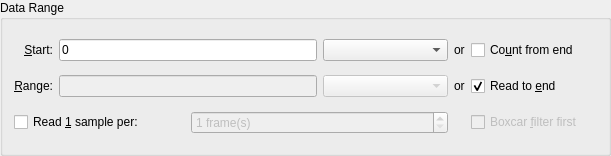
Before: the Qt Designer form src/widgets/datarange.ui in Kst-plot/kst, drawn with Qt 5.
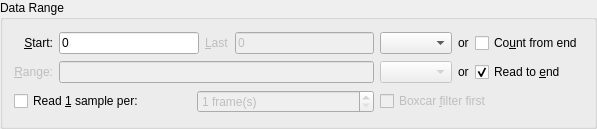
After: the same form once the commit is applied.

Commit message:
Add a 'last index' field to the range selector.
The samples read can now be specified by entering any two of
Start, Last, and range.  The third one is calculated automatically.
Only works if the range units are the same as the start/end units.

Patch:
```diff
--- a/src/widgets/datarange.ui
+++ b/src/widgets/datarange.ui
@@ -6,8 +6,8 @@
    <rect>
     <x>0</x>
     <y>0</y>
-    <width>611</width>
-    <height>156</height>
+    <width>597</width>
+    <height>129</height>
    </rect>
   </property>
   <property name="sizePolicy">
@@ -28,46 +28,8 @@
      <property name="title">
       <string>Data Range</string>
      </property>
-     <layout class="QGridLayout" name="_2">
-      <item row="2" column="5">
-       <widget class="QCheckBox" name="_doFilter">
-        <property name="enabled">
-         <bool>false</bool>
-        </property>
-        <property name="sizePolicy">
-         <sizepolicy hsizetype="Minimum" vsizetype="Fixed">
-          <horstretch>0</horstretch>
-          <verstretch>0</verstretch>
-         </sizepolicy>
-        </property>
-        <property name="whatsThis">
-         <string>Select this to average the skipped frames together.  Provides simple low pass filtering.</string>
-        </property>
-        <property name="text">
-         <string>Boxcar &amp;filter first</string>
-        </property>
-       </widget>
-      </item>
-      <item row="2" column="0" colspan="2">
-       <widget class="QCheckBox" name="_doSkip">
-        <property name="sizePolicy">
-         <sizepolicy hsizetype="Minimum" vsizetype="Fixed">
-          <horstretch>0</horstretch>
-          <verstretch>0</verstretch>
-         </sizepolicy>
-        </property>
-        <property name="toolTip">
-         <string>Save memory by sparsely sampling the data</string>
-        </property>
-        <property name="whatsThis">
-         <string>Select this to skip frames, rather than reading all of the data.  This is useful for reading very long but slowly changing data files.</string>
-        </property>
-        <property name="text">
-         <string>Read &amp;1 sample per:</string>
-        </property>
-       </widget>
-      </item>
-      <item row="1" column="5">
+     <layout class="QGridLayout" name="gridLayoutDR">
+      <item row="2" column="6">
        <widget class="QCheckBox" name="_readToEnd">
         <property name="sizePolicy">
          <sizepolicy hsizetype="Minimum" vsizetype="Fixed">
@@ -86,39 +48,7 @@
         </property>
        </widget>
       </item>
-      <item row="0" column="4">
-       <widget class="QLabel" name="label_3">
-        <property name="sizePolicy">
-         <sizepolicy hsizetype="Fixed" vsizetype="Preferred">
-          <horstretch>0</horstretch>
-          <verstretch>0</verstretch>
-         </sizepolicy>
-        </property>
-        <property name="text">
-         <string>or</string>
-        </property>
-        <property name="wordWrap">
-         <bool>false</bool>
-        </property>
-       </widget>
-      </item>
-      <item row="1" column="4">
-       <widget class="QLabel" name="label_2">
-        <property name="sizePolicy">
-         <sizepolicy hsizetype="Fixed" vsizetype="Preferred">
-          <horstretch>0</horstretch>
-          <verstretch>0</verstretch>
-         </sizepolicy>
-        </property>
-        <property name="text">
-         <string>or</string>
-        </property>
-        <property name="wordWrap">
-         <bool>false</bool>
-        </property>
-       </widget>
-      </item>
-      <item row="0" column="5">
+      <item row="0" column="6">
        <widget class="QCheckBox" name="_countFromEnd">
         <property name="whatsThis">
          <string>Select this to read data from the end of the file.  This is useful for scrolling displays when the file is being appended by another application.</string>
@@ -128,74 +58,11 @@
         </property>
        </widget>
       </item>
-      <item row="2" column="2" colspan="2">
-       <widget class="QSpinBox" name="_skip">
+      <item row="0" column="3">
+       <widget class="QLineEdit" name="_last">
         <property name="enabled">
          <bool>false</bool>
         </property>
-        <property name="whatsThis">
-         <string>Number of frames to skip, if &quot;Read 1 sample per&quot; is selected.</string>
-        </property>
-        <property name="suffix">
-         <string> frame(s)</string>
-        </property>
-        <property name="minimum">
-         <number>1</number>
-        </property>
-        <property name="maximum">
-         <number>2147483647</number>
-        </property>
-       </widget>
-      </item>
-      <item row="0" column="0">
-       <widget class="QLabel" name="label_4">
-        <property name="sizePolicy">
-         <sizepolicy hsizetype="Minimum" vsizetype="Preferred">
-          <horstretch>0</horstretch>
-          <verstretch>0</verstretch>
-         </sizepolicy>
-        </property>
-        <property name="text">
-         <string>&amp;Start:</string>
-        </property>
-        <property name="alignment">
-         <set>Qt::AlignRight|Qt::AlignTrailing|Qt::AlignVCenter</set>
-        </property>
-        <property name="wordWrap">
-         <bool>false</bool>
-        </property>
-        <property name="buddy">
-         <cstring>_start</cstring>
-        </property>
-       </widget>
-      </item>
-      <item row="1" column="0">
-       <widget class="QLabel" name="label">
-        <property name="sizePolicy">
-         <sizepolicy hsizetype="Fixed" vsizetype="Preferred">
-          <horstretch>0</horstretch>
-          <verstretch>0</verstretch>
-         </sizepolicy>
-        </property>
-        <property name="whatsThis">
-         <string>Select this to average the skipped frames together.  Provides simple low pass filtering.</string>
-        </property>
-        <property name="text">
-         <string>&amp;Range:</string>
-        </property>
-        <property name="alignment">
-         <set>Qt::AlignRight|Qt::AlignTrailing|Qt::AlignVCenter</set>
-        </property>
-        <property name="wordWrap">
-         <bool>false</bool>
-        </property>
-        <property name="buddy">
-         <cstring>_range</cstring>
-        </property>
-       </widget>
-      </item>
-      <item row="0" column="1" colspan="2">
-       <widget class="QLineEdit" name="_start">
         <property name="toolTip">
          <string>Input a number (starting from 0 for the first value), or the format [[[[YYYY:]MM:]DD:]HH:]MM[.SS] for dates.</string>
         </property>
@@ -207,7 +74,55 @@
         </property>
        </widget>
       </item>
-      <item row="1" column="1" colspan="2">
+      <item row="0" column="5">
+       <widget class="QLabel" name="label_3">
+        <property name="sizePolicy">
+         <sizepolicy hsizetype="Fixed" vsizetype="Preferred">
+          <horstretch>0</horstretch>
+          <verstretch>0</verstretch>
+         </sizepolicy>
+        </property>
+        <property name="text">
+         <string>or</string>
+        </property>
+        <property name="wordWrap">
+         <bool>false</bool>
+        </property>
+       </widget>
+      </item>
+      <item row="3" column="4" colspan="3">
+       <widget class="QCheckBox" name="_doFilter">
+        <property name="enabled">
+         <bool>false</bool>
+        </property>
+        <property name="sizePolicy">
+         <sizepolicy hsizetype="Minimum" vsizetype="Fixed">
+          <horstretch>0</horstretch>
+          <verstretch>0</verstretch>
+         </sizepolicy>
+        </property>
+        <property name="whatsThis">
+         <string>Select this to average the skipped frames together.  Provides simple low pass filtering.</string>
+        </property>
+        <property name="text">
+         <string>Boxcar &amp;filter first</string>
+        </property>
+       </widget>
+      </item>
+      <item row="0" column="2">
+       <widget class="QLabel" name="_lastLabel">
+        <property name="enabled">
+         <bool>false</bool>
+        </property>
+        <property name="text">
+         <string>&amp;Last</string>
+        </property>
+        <property name="buddy">
+         <cstring>_last</cstring>
+        </property>
+       </widget>
+      </item>
+      <item row="2" column="1" colspan="3">
        <widget class="QLineEdit" name="_range">
         <property name="enabled">
          <bool>false</bool>
@@ -220,14 +135,100 @@
         </property>
        </widget>
       </item>
-      <item row="0" column="3">
+      <item row="0" column="4">
        <widget class="QComboBox" name="_startUnits">
         <property name="si" stdset="0">
          <string notr="true">start units</string>
         </property>
        </widget>
       </item>
-      <item row="1" column="3">
+      <item row="3" column="0" colspan="4">
+       <layout class="QHBoxLayout" name="horizontalLayout">
+        <item>
+         <widget class="QCheckBox" name="_doSkip">
+          <property name="sizePolicy">
+           <sizepolicy hsizetype="Minimum" vsizetype="Fixed">
+            <horstretch>0</horstretch>
+            <verstretch>0</verstretch>
+           </sizepolicy>
+          </property>
+          <property name="toolTip">
+           <string>Save memory by sparsely sampling the data</string>
+          </property>
+          <property name="whatsThis">
+           <string>Select this to skip frames, rather than reading all of the data.  This is useful for reading very long but slowly changing data files.</string>
+          </property>
+          <property name="text">
+           <string>Read &amp;1 sample per:</string>
+          </property>
+         </widget>
+        </item>
+        <item>
+         <widget class="QSpinBox" name="_skip">
+          <property name="enabled">
+           <bool>false</bool>
+          </property>
+          <property name="whatsThis">
+           <string>Number of frames to skip, if &quot;Read 1 sample per&quot; is selected.</string>
+          </property>
+          <property name="suffix">
+           <string> frame(s)</string>
+          </property>
+          <property name="minimum">
+           <number>1</number>
+          </property>
+          <property name="maximum">
+           <number>2147483647</number>
+          </property>
+         </widget>
+        </item>
+       </layout>
+      </item>
+      <item row="2" column="5">
+       <widget class="QLabel" name="label_2">
+        <property name="sizePolicy">
+         <sizepolicy hsizetype="Fixed" vsizetype="Preferred">
+          <horstretch>0</horstretch>
+          <verstretch>0</verstretch>
+         </sizepolicy>
+        </property>
+        <property name="text">
+         <string>or</string>
+        </property>
+        <property name="wordWrap">
+         <bool>false</bool>
+        </property>
+       </widget>
+      </item>
+      <item row="2" column="0">
+       <widget class="QLabel" name="_rangeLabel">
+        <property name="enabled">
+         <bool>false</bool>
+        </property>
+        <property name="sizePolicy">
+         <sizepolicy hsizetype="Fixed" vsizetype="Preferred">
+          <horstretch>0</horstretch>
+          <verstretch>0</verstretch>
+         </sizepolicy>
+        </property>
+        <property name="whatsThis">
+         <string>Select this to average the skipped frames together.  Provides simple low pass filtering.</string>
+        </property>
+        <property name="text">
+         <string>&amp;Range:</string>
+        </property>
+        <property name="alignment">
+         <set>Qt::AlignRight|Qt::AlignTrailing|Qt::AlignVCenter</set>
+        </property>
+        <property name="wordWrap">
+         <bool>false</bool>
+        </property>
+        <property name="buddy">
+         <cstring>_range</cstring>
+        </property>
+       </widget>
+      </item>
+      <item row="2" column="4">
        <widget class="QComboBox" name="_rangeUnits">
         <property name="enabled">
          <bool>false</bool>
@@ -237,6 +238,41 @@
         </property>
        </widget>
       </item>
+      <item row="0" column="1">
+       <widget class="QLineEdit" name="_start">
+        <property name="toolTip">
+         <string>Input a number (starting from 0 for the first value), or the format [[[[YYYY:]MM:]DD:]HH:]MM[.SS] for dates.</string>
+        </property>
+        <property name="whatsThis">
+         <string>The index of the first data read.  For ASCII files, this is the data row number in the file.  For frame based files, this is the first frame.</string>
+        </property>
+        <property name="text">
+         <string>0</string>
+        </property>
+       </widget>
+      </item>
+      <item row="0" column="0">
+       <widget class="QLabel" name="_startLabel">
+        <property name="sizePolicy">
+         <sizepolicy hsizetype="Minimum" vsizetype="Preferred">
+          <horstretch>0</horstretch>
+          <verstretch>0</verstretch>
+         </sizepolicy>
+        </property>
+        <property name="text">
+         <string>&amp;Start:</string>
+        </property>
+        <property name="alignment">
+         <set>Qt::AlignRight|Qt::AlignTrailing|Qt::AlignVCenter</set>
+        </property>
+        <property name="wordWrap">
+         <bool>false</bool>
+        </property>
+        <property name="buddy">
+         <cstring>_start</cstring>
+        </property>
+       </widget>
+      </item>
      </layout>
     </widget>
    </item>
```
Left out of the diff: 13 changed lines with no effect on the pictures. The commit also changes 4 other files.
